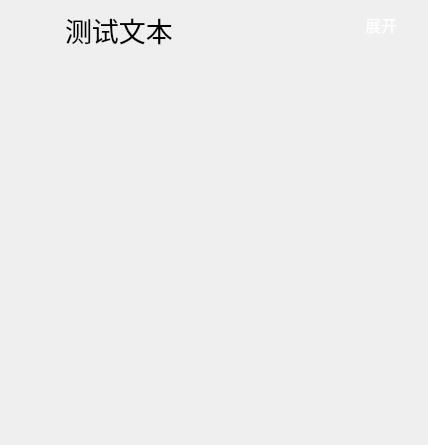
ArcherLuo233/election-s-prediction, file ui/page_elements/NavigateMenu/NavigateField/NavigateField.ui: the form before one commit.
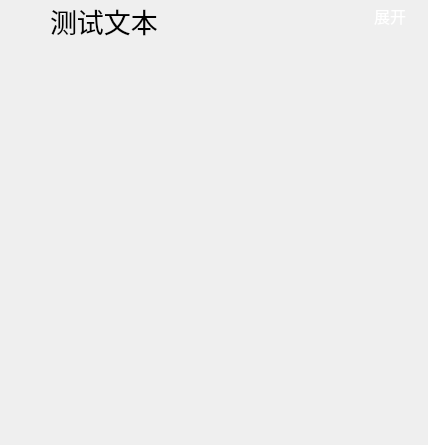
The form after the commit. Icons and pictures are not drawn. Custom widgets are drawn as their Qt base class.

Commit message: 修复导航栏title显示过大的问题

Diff of the .ui file:
```diff
--- a/ui/page_elements/NavigateMenu/NavigateField/NavigateField.ui
+++ b/ui/page_elements/NavigateMenu/NavigateField/NavigateField.ui
@@ -40,6 +40,21 @@
                   <bool>true</bool>
               </property>
               <layout class="QHBoxLayout" name="horizontalLayout">
+      <property name="spacing">
+       <number>0</number>
+      </property>
+      <property name="leftMargin">
+       <number>0</number>
+      </property>
+      <property name="topMargin">
+       <number>0</number>
+      </property>
+      <property name="rightMargin">
+       <number>0</number>
+      </property>
+      <property name="bottomMargin">
+       <number>0</number>
+      </property>
                   <item>
                       <widget class="QLabel" name="label_icon">
                           <property name="minimumSize">
@@ -103,7 +118,7 @@
                           </property>
                           <property name="text">
                               <string>&lt;html&gt;&lt;head/&gt;&lt;body&gt;&lt;p&gt;&lt;a href=&quot;#open&quot;&gt;&lt;span
-                                  style=&quot; text-decoration: none; color:white;&quot;&gt;展开&lt;/span&gt;&lt;/a&gt;&lt;/p&gt;&lt;/body&gt;&lt;/html&gt;
+          style=&quot; text-decoration: none; color:white;&quot;&gt;展开&lt;/span&gt;&lt;/a&gt;&lt;/p&gt;&lt;/body&gt;&lt;/html&gt;
                               </string>
                           </property>
                           <property name="alignment">
```
Lines whose indentation alone changed are shown as unchanged. The commit also changes 1 other file.
